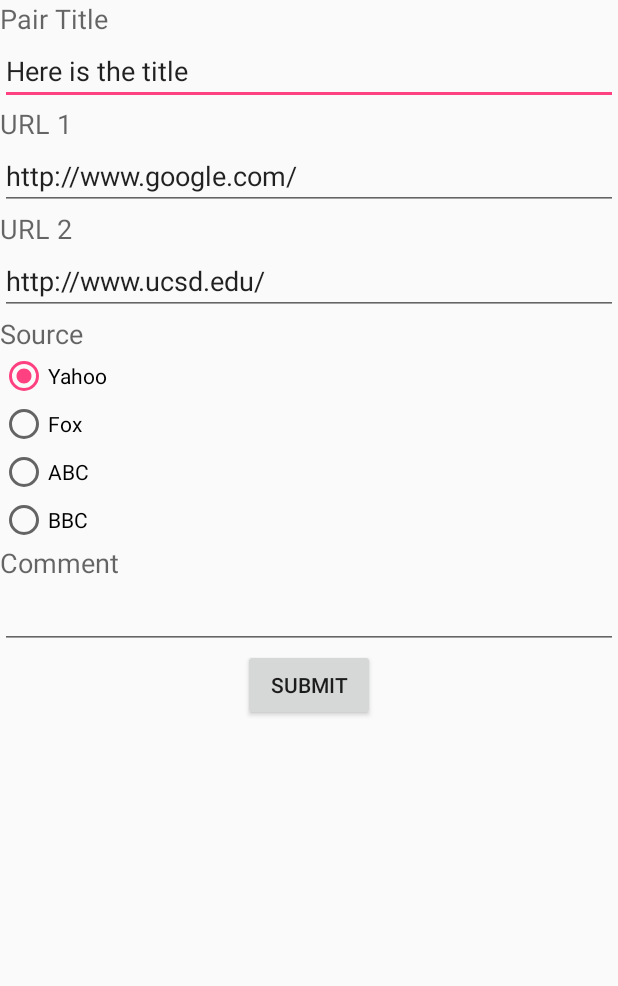
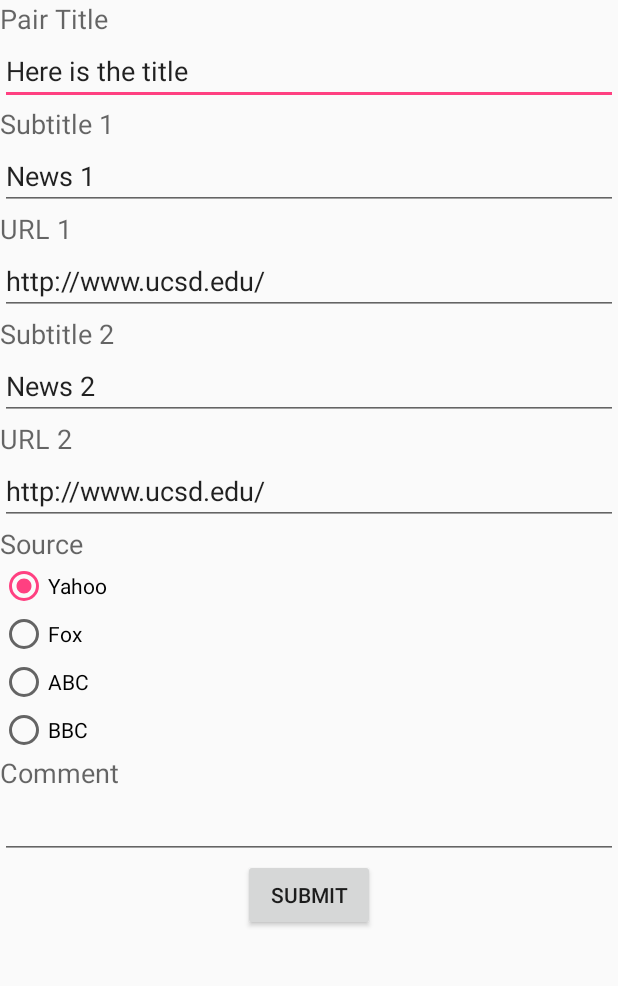
Before and after one commit to ucsdCSE110wi16/CSE110W260T6, an Android app: the AddPairActivity screen opened directly, with no data from a screen before it, on a phone screen of 412 x 824 dp, the part 84-1070 px from its top. Run offline under Robolectric (Android 15) with nearby library versions, the phone set to English and light mode, and no system bars.

Commit message:
Add some images, enable shuffle, modify AppPairActivity

```diff
--- a/app/src/main/java/com/changli0914/webviewtest/AddPairActivity.java
+++ b/app/src/main/java/com/changli0914/webviewtest/AddPairActivity.java
@@ -24,12 +24,22 @@ public class AddPairActivity extends Activity {
 
         //final PairManager pairManager = (PairManager) this.getIntent().getSerializableExtra("pairList");
 
+        EditText title = (EditText)findViewById(R.id.add_pair_title);
+        EditText subtitle1 = (EditText)findViewById(R.id.add_pair_subtitle1);
+        EditText subtitle2 = (EditText)findViewById(R.id.add_pair_subtitle2);
+        EditText url1 = (EditText)findViewById(R.id.add_pair_url1);
+        EditText url2 = (EditText)findViewById(R.id.add_pair_url2);
+
         Button submitButton = (Button) findViewById(R.id.button_submit);
+
+
         submitButton.setOnClickListener(new View.OnClickListener() {
             @Override
             public void onClick(View v) {
 
-                PairManager.getPairManager().addNewPair("New Pair", "Just for test", R.drawable.google, null,
+                PairManager.getPairManager().addNewPair(
+                                        ((EditText)findViewById(R.id.add_pair_title)).getText().toString(),
+                                        "Just for test", R.drawable.google, null,
                                         new Date(), NewsCategory.Politics, NewsRegion.US,
                                         ((EditText)findViewById(R.id.add_pair_url1)).getText().toString(),
                                         "News 1", NewsSource.Yahoo, 1.0,
--- a/app/src/main/java/com/changli0914/webviewtest/MainActivity.java
+++ b/app/src/main/java/com/changli0914/webviewtest/MainActivity.java
@@ -12,6 +12,7 @@ import android.widget.ListView;
 
 import com.parse.ParseObject;
 
+import java.util.Collections;
 import java.util.List;
 
 /**
@@ -76,6 +77,7 @@ public class MainActivity extends AppCompatActivity {
         switch (id) {
             case R.id.main_refresh:
                 ListView lv = ((ListView) findViewById(R.id.listView));
+                Collections.shuffle(pairList);
                 lv.setAdapter(new MyArrayAdapter(this, pairList));
                 break;
             case R.id.main_filter:
--- a/app/src/main/res/layout/activity_addpair.xml
+++ b/app/src/main/res/layout/activity_addpair.xml
@@ -21,6 +21,20 @@
         android:layout_width="wrap_content"
         android:layout_height="wrap_content"
         android:textAppearance="?android:attr/textAppearanceMedium"
+        android:text="Subtitle 1"
+        android:id="@+id/add_pair_subtitle_text1" />
+
+    <EditText
+        android:layout_width="match_parent"
+        android:layout_height="wrap_content"
+        android:id="@+id/add_pair_subtitle1"
+        android:text="News 1"
+        android:layout_gravity="center_horizontal" />
+
+    <TextView
+        android:layout_width="wrap_content"
+        android:layout_height="wrap_content"
+        android:textAppearance="?android:attr/textAppearanceMedium"
         android:text="URL 1"
         android:id="@+id/add_pair_text2" />
 
@@ -28,7 +42,21 @@
         android:layout_width="match_parent"
         android:layout_height="wrap_content"
         android:id="@+id/add_pair_url1"
-        android:text="http://www.google.com/"
+        android:text="http://www.ucsd.edu/"
+        android:layout_gravity="center_horizontal" />
+
+    <TextView
+        android:layout_width="wrap_content"
+        android:layout_height="wrap_content"
+        android:textAppearance="?android:attr/textAppearanceMedium"
+        android:text="Subtitle 2"
+        android:id="@+id/add_pair_subtitle_text2" />
+
+    <EditText
+        android:layout_width="match_parent"
+        android:layout_height="wrap_content"
+        android:id="@+id/add_pair_subtitle2"
+        android:text="News 2"
         android:layout_gravity="center_horizontal" />
 
     <TextView
--- a/app/src/main/res/layout/pairlist_layout.xml
+++ b/app/src/main/res/layout/pairlist_layout.xml
@@ -41,8 +41,8 @@
     </RelativeLayout>
 
     <ImageView
-        android:layout_width="145dp"
-        android:layout_height="185dp"
+        android:layout_width="350dp"
+        android:layout_height="250dp"
         android:layout_below="@+id/item_title"
         android:layout_centerHorizontal="true"
         android:id="@+id/item_image"
```
Also changed, not shown: app/src/main/res/drawable/img_1.jpg (added), app/src/main/res/drawable/img_2.jpg (added), app/src/main/res/drawable/img_3.jpg (added), app/src/main/res/drawable/img_4.jpg (added), app/src/main/res/drawable/img_5.jpg (added), app/src/main/res/drawable/img_6.jpg (added), app/src/main/res/drawable/img_7.jpg (added).
